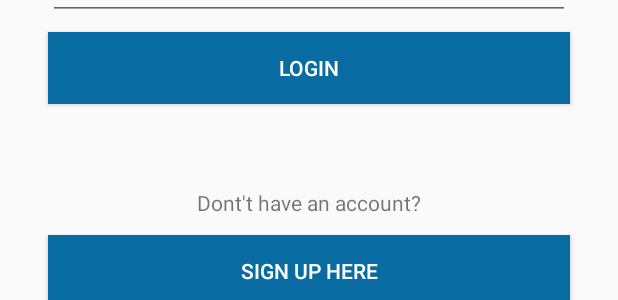
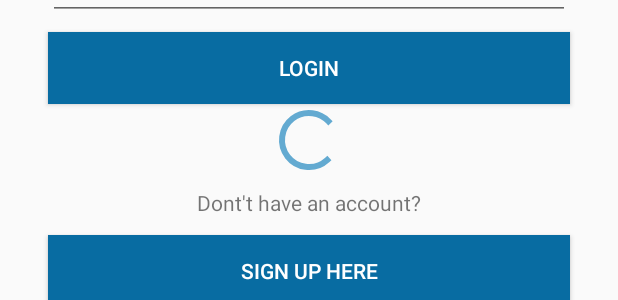
Before and after one commit to Hany-Raaj/Smack, an Android app: the layout activity_login.xml on its own in the app's theme, with its tools: preview values and no code run, on a phone screen of 412 x 824 dp. Shown: the part 176-476 px from the top of the screen. Run offline under Robolectric (Android 15) with nearby library versions, the phone set to English and light mode, and no system bars.

Commit message:
Lesson - 16

```diff
--- a/app/src/main/java/com/example/hanyr/smack/Controller/CreateUserActivity.kt
+++ b/app/src/main/java/com/example/hanyr/smack/Controller/CreateUserActivity.kt
@@ -69,12 +69,12 @@ class CreateUserActivity : AppCompatActivity() {
                 }
             }
         }else{
-            Toast.makeText(this, "Something went wrong, please try again.", Toast.LENGTH_LONG)
+            Toast.makeText(this, "Something went wrong, please try again.", Toast.LENGTH_LONG).show()
             enableSpinner(false)
         }
     }
     fun errorToast(){
-        Toast.makeText(this, "Make sure user name, email and password are filled in.", Toast.LENGTH_LONG)
+        Toast.makeText(this, "Make sure user name, email and password are filled in.", Toast.LENGTH_LONG).show()
         enableSpinner(false)
     }
 
--- a/app/src/main/res/layout/activity_login.xml
+++ b/app/src/main/res/layout/activity_login.xml
@@ -77,4 +77,17 @@
         app:layout_constraintEnd_toEndOf="parent"
         app:layout_constraintStart_toStartOf="parent"
         app:layout_constraintTop_toBottomOf="@+id/textView" />
+
+    <ProgressBar
+        android:id="@+id/loginSpinner"
+        style="?android:attr/progressBarStyle"
+        android:layout_width="wrap_content"
+        android:layout_height="wrap_content"
+        android:layout_marginBottom="8dp"
+        android:layout_marginEnd="8dp"
+        android:layout_marginStart="8dp"
+        app:layout_constraintBottom_toTopOf="@+id/textView"
+        app:layout_constraintEnd_toEndOf="parent"
+        app:layout_constraintHorizontal_bias="0.5"
+        app:layout_constraintStart_toStartOf="parent" />
 </android.support.constraint.ConstraintLayout>
```
Also changed, not shown: app/src/main/java/com/example/hanyr/smack/Controller/LoginActivity.kt (+41 -5 lines).
